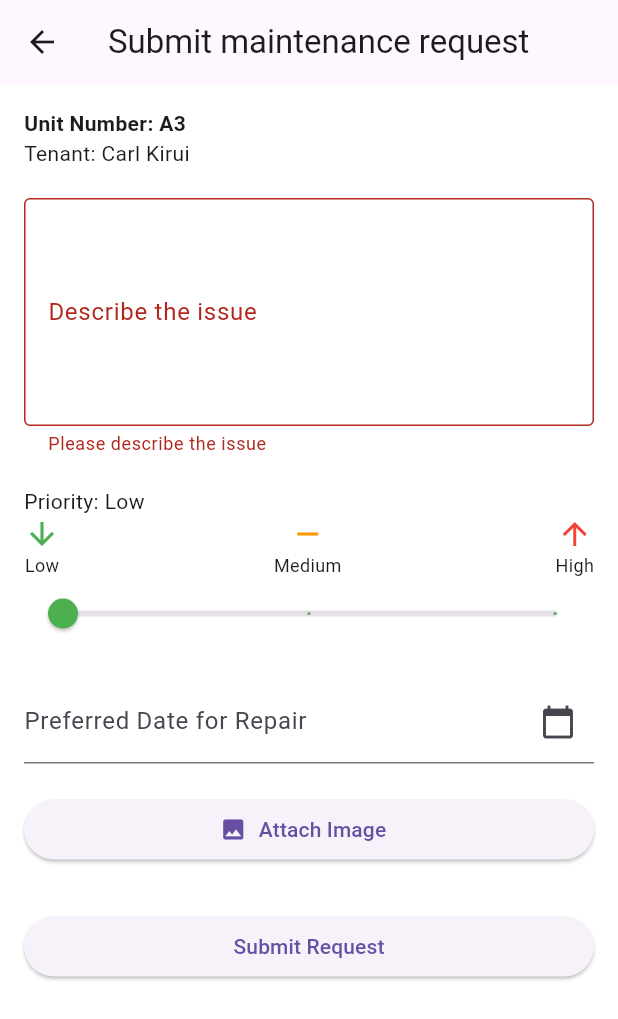
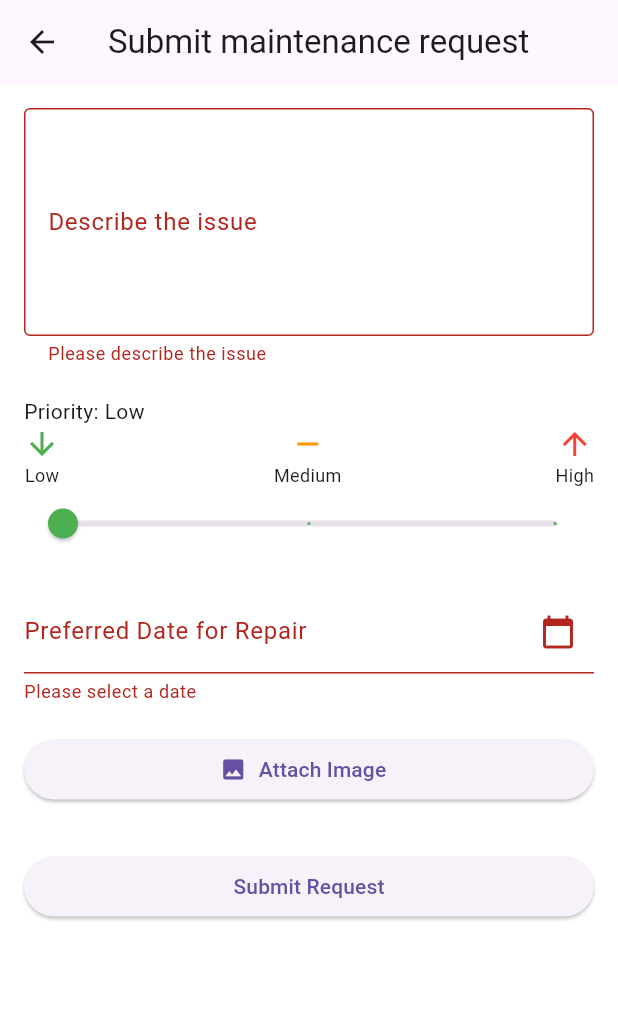
Before and after one commit to carlkiptoo/TenantApp, a Flutter app: the MaintenanceRequestScreen screen opened directly, after a tap on "Submit Request", on a phone screen of 412 x 824 dp. Shown: the top 1019 px of the screen. Run offline on Flutter 3.47's test engine with Material 3 defaults, Android fonts, the phone set to English and light mode, and no system bars; our stand-ins replace image_picker, shared_preferences; accounts and stored records are empty.

Commit message:
integrated maintenance request with backend

```diff
--- a/lib/screens/maintenance_form_screen.dart
+++ b/lib/screens/maintenance_form_screen.dart
@@ -2,6 +2,10 @@ import 'dart:io';
 import 'package:flutter/material.dart';
 import 'package:image_picker/image_picker.dart';
 import 'package:intl/intl.dart';
+import 'package:http/http.dart' as http;
+import 'package:shared_preferences/shared_preferences.dart';
+import 'package:path/path.dart' as path;
+
 
 class MaintenanceRequestScreen extends StatefulWidget {
   const MaintenanceRequestScreen({super.key});
@@ -16,13 +20,7 @@ class _MaintenanceScreenState extends State<MaintenanceRequestScreen> {
   final TextEditingController _descriptionController = TextEditingController();
   final TextEditingController _dateController = TextEditingController();
 
-  String priority = 'Medium';
   File? _imageFile;
-
-  //Simulated apt info
-  final String unitNumber = 'A3';
-  final String tenantName = 'Carl Kirui';
-  final String description = '';
 
   double _priorityValue = 0;
 
@@ -66,27 +64,104 @@ class _MaintenanceScreenState extends State<MaintenanceRequestScreen> {
     }
   }
 
-  void _submitRequest() {
-    if (_formKey.currentState!.validate()) {
-      final requestData = {
-        'unitNumber': unitNumber,
-        'tenantName': tenantName,
-        'description': description,
-        'priority': priority,
-        'preferredDate': _dateController.text,
-        'imagePath': _imageFile?.path,
-        'status': 'Pending',
-        'dateReported': DateTime.now().toIso8601String(),
-      };
+  Future<void> _submitRequest() async {
+    debugPrint('🚀 _submitRequest called');
 
-      print('Submitted Request: $requestData');
+    if (!_formKey.currentState!.validate()) return;
 
+    debugPrint('Form is valid');
+
+    final prefs = await SharedPreferences.getInstance();
+    final token = prefs.getString('token');
+    final tenantId = prefs.getString('tenantId');
+
+    if (token == null || tenantId == null) {
+      debugPrint('Token or tenant Id is missing');
       ScaffoldMessenger.of(context).showSnackBar(
-        const SnackBar(content: Text('Maintenance request submitted')),
+        SnackBar(content: Text('You must be logged in to submit a request'))
       );
+      return;
+    }
 
-      Navigator.pop(context);
+    try {
+      final uri = Uri.parse('http://192.168.100.6:5000/api/maintenance/maintenance-requests');
+      debugPrint('This is the uri: $uri');
+      final request = http.MultipartRequest('POST', uri)
+        ..headers['Authorization'] = 'Bearer $token'
+        ..fields['tenantId'] = tenantId
+        ..fields['description'] = _descriptionController.text
+        ..fields['priority'] = priorityLabel
+        ..fields['preferredDate'] = _dateController.text;
+      debugPrint('📝 Description: ${_descriptionController.text}');
+      debugPrint('📅 Date: ${_dateController.text}');
+      debugPrint('🔧 Priority: $priorityLabel');
+      debugPrint('🚚 Sending maintenance request ...$request');
+
+
+      if (_imageFile != null) {
+        debugPrint('Attaching image: ${_imageFile!.path}');
+        request.files.add(await http.MultipartFile.fromPath(
+          'image',
+          _imageFile!.path,
+          filename: path.basename(_imageFile!.path),
+        ));
+      }
+
+      debugPrint('Sending maintenance request ...');
+
+      final streamedResponse = await request.send();
+      final responseBody = await streamedResponse.stream.bytesToString();
+
+      debugPrint('Streamed response ${streamedResponse.statusCode}');
+      debugPrint('Response Body $responseBody');
+
+      // if (streamedResponse.statusCode == 201) {
+      //   debugPrint('Maintenance request submitted successful');
+      //   ScaffoldMessenger.of(context).showSnackBar(
+      //     const SnackBar(content: Text('Request submitted successfully'))
+      //   );
+      //   Navigator.pop(context);
+      // } else {
+      //   debugPrint('Error response: $responseBody');
+      //   throw Exception('Failed to submit request');
+      // }
+
+      if (!mounted) return;
+
+      showDialog(
+        context: context,
+        builder: (context) => AlertDialog(
+          title: const Text('Success'),
+          content: const Text('Maintenance request submitted successfully'),
+          actions: [
+            TextButton(
+              onPressed: () {
+                Navigator.of(context).pop();
+              },
+              child: const Text('Ok'),
+            )
+          ],
+        ),
+      );
+      await Future.delayed(const Duration(milliseconds: 300));
+
+      if (!mounted) return;
+      setState(() {
+        _descriptionController.clear();
+        _dateController.clear();
+        _imageFile = null;
+        _priorityValue = 0;
+      });
+
+    } catch (error, stackTrace) {
+      debugPrint('🔥 Exception occurred during submission: $error');
+      debugPrint(stackTrace.toString());
+      ScaffoldMessenger.of(context).showSnackBar(
+        SnackBar(content: Text('Error saving request: $error'))
+      );
     }
+
+
   }
 
   @override
@@ -99,12 +174,11 @@ class _MaintenanceScreenState extends State<MaintenanceRequestScreen> {
           key: _formKey,
           child: ListView(
             children: [
-              Text(
-                'Unit Number: $unitNumber',
-                style: const TextStyle(fontWeight: FontWeight.bold),
-              ),
-              Text('Tenant: $tenantName'),
-              const SizedBox(height: 20),
+              // Text(
+              //   'Apartment Info (auto-filled from server',
+              //   style: const TextStyle(fontWeight: FontWeight.bold),
+              // ),
+              // const SizedBox(height: 20),
 
               TextFormField(
                 controller: _descriptionController,
@@ -180,6 +254,7 @@ class _MaintenanceScreenState extends State<MaintenanceRequestScreen> {
                   suffixIcon: Icon(Icons.calendar_today),
                 ),
                 onTap: _pickDate,
+                validator: (value) => value == null || value.isEmpty ? 'Please select a date' : null,
               ),
               const SizedBox(height: 20),
 
--- a/pubspec.yaml
+++ b/pubspec.yaml
@@ -38,6 +38,8 @@ dependencies:
   image_picker: ^1.0.4
   intl: ^0.18.1
   http: ^1.3.0
+  flutter_launcher_icons: ^0.14.3
+  path: ^1.9.0
 
 
 dev_dependencies:
```
Also changed, not shown: flutter_launcher_icons.yaml (added, +32 -0 lines), lib/screens/rent_status_screen.dart (+32 -1 lines), assets/icon.png (added), pubspec.lock, 32 other files.
